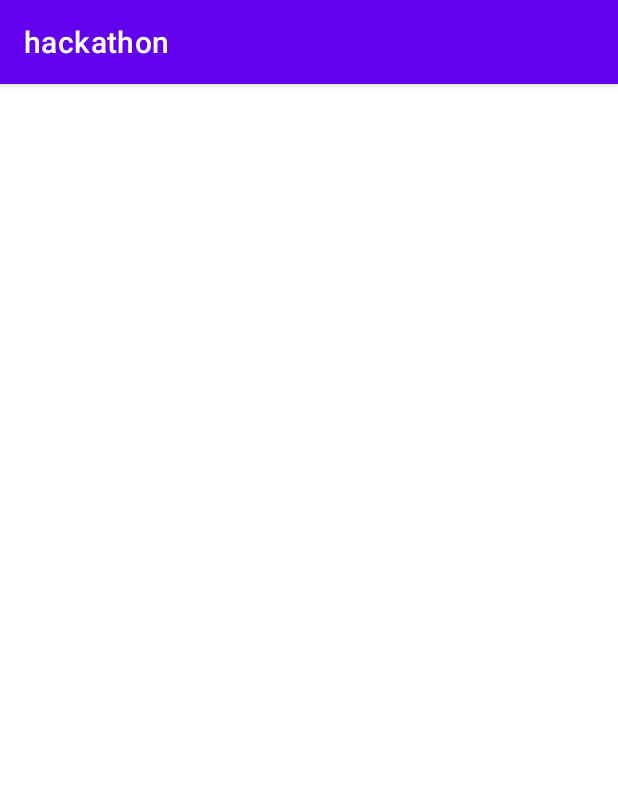
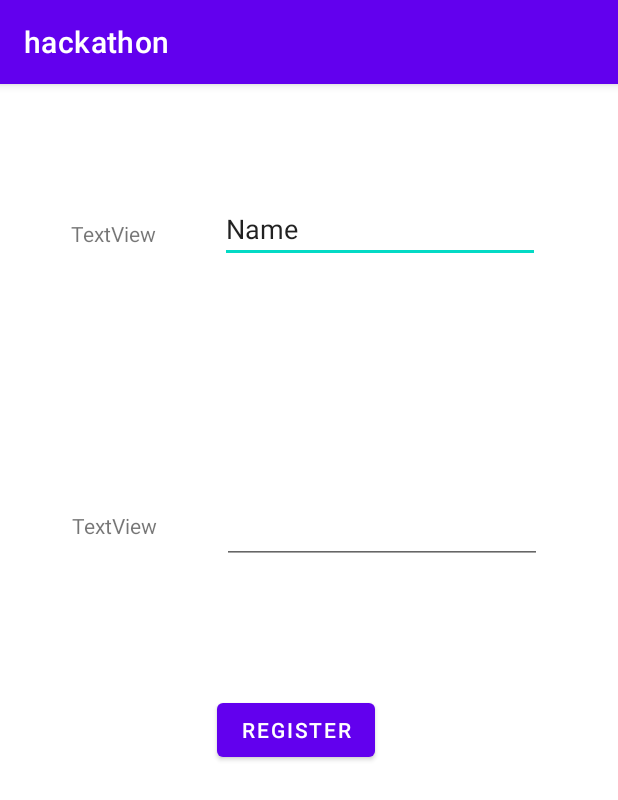
Before and after one commit to DarrenYee/hackathon, an Android app: the Login screen opened directly, with no data from a screen before it, on a phone screen of 412 x 824 dp. Shown: the top 800 px of the screen. Run offline under Robolectric (Android 15) with nearby library versions, the phone set to English and light mode, and no system bars.

Commit message:
LoginScreens added

```diff
--- a/app/build.gradle
+++ b/app/build.gradle
@@ -35,7 +35,10 @@ dependencies {
     implementation 'com.google.android.material:material:1.4.0'
     implementation 'androidx.constraintlayout:constraintlayout:2.0.4'
     implementation 'com.google.firebase:firebase-database:20.0.0'
+    implementation 'androidx.room:room-runtime:2.2.6'
+    implementation 'com.google.firebase:firebase-auth:21.0.1'
     testImplementation 'junit:junit:4.+'
     androidTestImplementation 'androidx.test.ext:junit:1.1.3'
     androidTestImplementation 'androidx.test.espresso:espresso-core:3.4.0'
+    annotationProcessor 'androidx.room:room-compiler:2.2.6'
 }
--- a/app/src/main/java/com/example/hackathon/LoginScreens/Login.java
+++ b/app/src/main/java/com/example/hackathon/LoginScreens/Login.java
@@ -3,6 +3,7 @@ package com.example.hackathon.LoginScreens;
 import androidx.appcompat.app.AppCompatActivity;
 
 import android.os.Bundle;
+
 
 import com.example.hackathon.R;
 
@@ -12,5 +13,6 @@ public class Login extends AppCompatActivity {
     protected void onCreate(Bundle savedInstanceState) {
         super.onCreate(savedInstanceState);
         setContentView(R.layout.activity_login);
+
     }
 }
--- a/app/src/main/java/com/example/hackathon/LoginScreens/SignupActivity.java
+++ b/app/src/main/java/com/example/hackathon/LoginScreens/SignupActivity.java
@@ -1,16 +1,51 @@
 package com.example.hackathon.LoginScreens;
 
+import androidx.annotation.NonNull;
 import androidx.appcompat.app.AppCompatActivity;
 
 import android.os.Bundle;
+import android.view.View;
+import android.widget.Button;
+import android.widget.EditText;
+import android.widget.Toast;
+
+import com.google.android.gms.tasks.OnCompleteListener;
+import com.google.android.gms.tasks.Task;
+import com.google.firebase.auth.AuthResult;
+import com.google.firebase.auth.FirebaseAuth;
 
 import com.example.hackathon.R;
 
+
 public class SignupActivity extends AppCompatActivity {
+    Button register;
+    EditText userName,passWord;
+    FirebaseAuth authenticator = FirebaseAuth.getInstance();
 
     @Override
     protected void onCreate(Bundle savedInstanceState) {
         super.onCreate(savedInstanceState);
         setContentView(R.layout.activity_signup);
+        userName = findViewById(R.id.Username);
+        passWord = findViewById(R.id.Password);
+        register = findViewById(R.id.register);
+        String email = userName.getText().toString();
+        String password = passWord.getText().toString();
+        register.setOnClickListener(new View.OnClickListener() {
+            @Override
+            public void onClick(View v) {
+                authenticator.createUserWithEmailAndPassword(email,password).addOnCompleteListener(new OnCompleteListener<AuthResult>() {
+                    @Override
+                    public void onComplete(@NonNull Task<AuthResult> task) {
+                        if (task.isSuccessful()){
+                            Toast.makeText(SignupActivity.this,"signupcompleted",Toast.LENGTH_SHORT).show();
+                        }else{
+                            Toast.makeText(SignupActivity.this,"signupfailed",Toast.LENGTH_SHORT).show();
+                        }
+
+                    }
+                });
+            }
+        });
     }
 }
--- a/app/src/main/java/com/example/hackathon/MainActivity.java
+++ b/app/src/main/java/com/example/hackathon/MainActivity.java
@@ -11,6 +11,5 @@ public class MainActivity extends AppCompatActivity {
         super.onCreate(savedInstanceState);
         setContentView(R.layout.activity_main);
 
-        // yi ng 傻逼
     }
 }
--- a/app/src/main/res/layout/activity_login.xml
+++ b/app/src/main/res/layout/activity_login.xml
@@ -6,4 +6,64 @@
     android:layout_height="match_parent"
     tools:context=".LoginScreens.Login">
 
+    <TextView
+        android:id="@+id/textView2"
+        android:layout_width="wrap_content"
+        android:layout_height="wrap_content"
+        android:layout_marginStart="48dp"
+        android:text="TextView"
+        app:layout_constraintBottom_toBottomOf="parent"
+        app:layout_constraintStart_toStartOf="parent"
+        app:layout_constraintTop_toTopOf="parent"
+        app:layout_constraintVertical_bias="0.38" />
+
+    <TextView
+        android:id="@+id/textView"
+        android:layout_width="wrap_content"
+        android:layout_height="wrap_content"
+        android:text="TextView"
+        app:layout_constraintBottom_toBottomOf="parent"
+        app:layout_constraintEnd_toStartOf="@+id/Username"
+        app:layout_constraintHorizontal_bias="0.528"
+        app:layout_constraintStart_toStartOf="parent"
+        app:layout_constraintTop_toTopOf="parent"
+        app:layout_constraintVertical_bias="0.12" />
+
+    <EditText
+        android:id="@+id/Username"
+        android:layout_width="wrap_content"
+        android:layout_height="wrap_content"
+        android:layout_marginEnd="52dp"
+        android:ems="10"
+        android:inputType="textPersonName"
+        android:text="Name"
+        app:layout_constraintBottom_toBottomOf="parent"
+        app:layout_constraintEnd_toEndOf="parent"
+        app:layout_constraintTop_toTopOf="parent"
+        app:layout_constraintVertical_bias="0.102" />
+
+    <EditText
+        android:id="@+id/Password"
+        android:layout_width="wrap_content"
+        android:layout_height="wrap_content"
+        android:ems="10"
+        android:inputType="textPassword"
+        app:layout_constraintBottom_toBottomOf="parent"
+        app:layout_constraintEnd_toEndOf="parent"
+        app:layout_constraintHorizontal_bias="0.463"
+        app:layout_constraintStart_toEndOf="@+id/textView2"
+        app:layout_constraintTop_toTopOf="parent"
+        app:layout_constraintVertical_bias="0.38" />
+
+    <Button
+        android:id="@+id/register"
+        android:layout_width="wrap_content"
+        android:layout_height="wrap_content"
+        android:text="Register"
+        app:layout_constraintBottom_toBottomOf="parent"
+        app:layout_constraintEnd_toEndOf="parent"
+        app:layout_constraintHorizontal_bias="0.471"
+        app:layout_constraintStart_toStartOf="parent"
+        app:layout_constraintTop_toTopOf="parent"
+        app:layout_constraintVertical_bias="0.565" />
 </androidx.constraintlayout.widget.ConstraintLayout>
```
